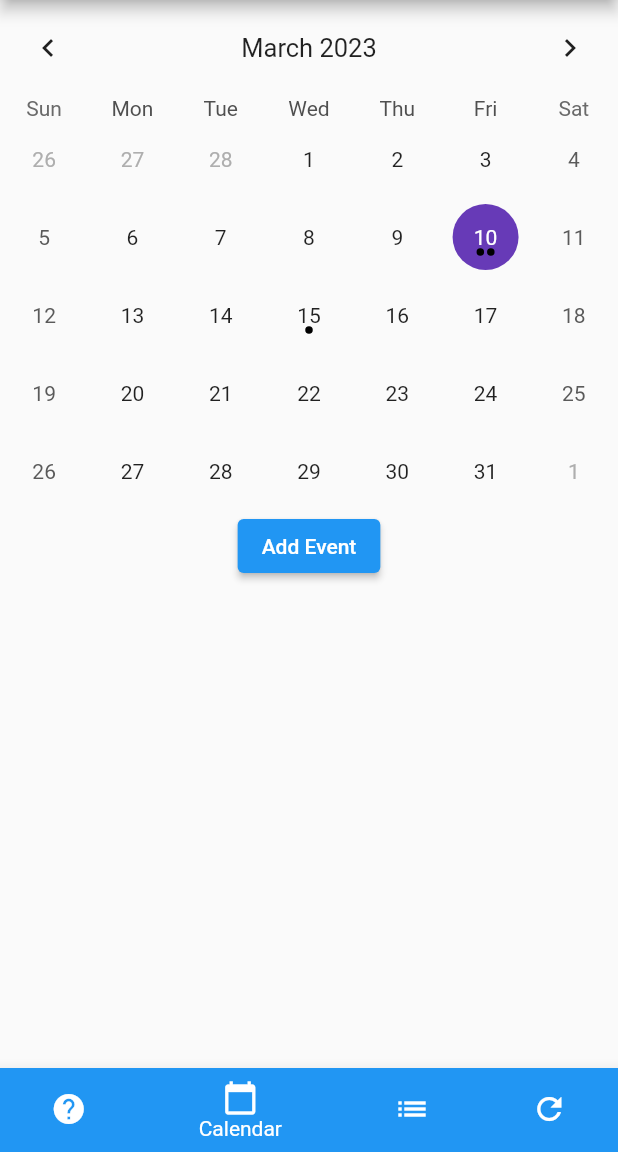
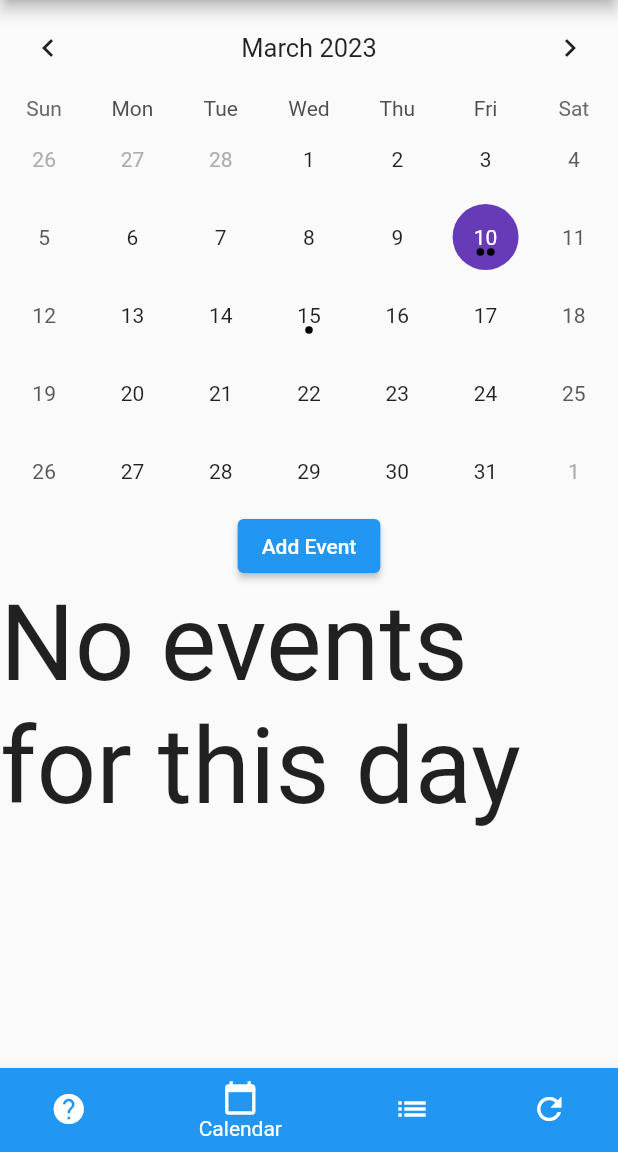
Before and after one commit to fengfengfengtothecode/event_organizer, a Flutter app: the screen it shows after launch, item 2 of the bottom bar chosen, on a phone screen of 412 x 824 dp, the part 84-1236 px from its top. Run offline on Flutter 3.47's test engine with Material 2 defaults, Android fonts, the phone set to English and light mode, and no system bars; drawn by our look-alikes of table_calendar; our stand-ins replace shared_preferences.

```diff
--- a/lib/main.dart
+++ b/lib/main.dart
@@ -1,5 +1,3 @@
-import 'dart:math';
-
 import 'package:flutter/material.dart';
 import 'package:table_calendar/table_calendar.dart';
 
@@ -100,11 +98,11 @@ class _CalendarViewState extends State<CalendarView>
   late DateTime _selectedDay;
   Map<DateTime, List<Event>> _events =  <DateTime, List<Event>>{
     DateTime.utc(2023, 3, 10): [
-      Event(title: 'TEST', description: 'TEST', date:  DateTime.utc(2023, 3, 10),),
-      Event(title: 'TESTB', description: 'TEST', date:  DateTime.utc(2023, 3, 10),),
+      Event(title: 'TEST', description: 'TEST', date:  DateTime.utc(2023, 3, 10),index:1),
+      Event(title: 'TESTB', description: 'TEST', date:  DateTime.utc(2023, 3, 10),index:2),
     ],
     DateTime.utc(2023, 3, 15): [
-      Event(title: 'TESTC', description: 'TEST', date:  DateTime.utc(2023, 3, 15),),
+      Event(title: 'TESTC', description: 'TEST', date:  DateTime.utc(2023, 3, 15),index:1),
     ],
   };
   @override
@@ -148,23 +146,41 @@ class _CalendarViewState extends State<CalendarView>
     );
   }
 
+  void _routeToDetail(){
+        // Navigator.of(context).push();
+  }
+
   Widget _buildEventList() {
     final events = _events[_selectedDay];
     if (events == null || events.isEmpty) {
       return Center(
-        child: Text('No events for this day'),
+        child: Text('No events for this day', textScaleFactor: 5,),
       );
     }
-    return ListView.builder(
-      itemCount: events.length,
-      itemBuilder: (context, index) {
-        final event = events[index];
-        return ListTile(
-          title: Text(event.title),
-          subtitle: Text(event.description),
-        );
-      },
+    return Container(
+      child: Column(
+      children:[
+        Text('There are '+events.length.toString()+' events today!',
+        textScaleFactor: 5,),
+        ElevatedButton(
+          onPressed: () {
+            _addEvent(context);
+          },
+          child: Text("View Events"),
+        ),
+    ]
+      )
     );
+    //   ListView.builder(
+    //   itemCount: events.length,
+    //   itemBuilder: (context, index) {
+    //     final event = events[index];
+    //     return ListTile(
+    //       title: Text(event.title),
+    //       subtitle: Text(event.description),
+    //     );
+    //   },
+    // );
   }
   CalendarBuilders _calendarBuilder() {
     return CalendarBuilders(
@@ -184,7 +200,6 @@ class _CalendarViewState extends State<CalendarView>
       },
     markerBuilder: (context, date, events) {
     final eventCount = _events[date]?.length ?? 0;
-    final markers = <Widget>[];
     if (eventCount > 0) {
       return ListView.builder(
           shrinkWrap: true,
@@ -256,6 +271,7 @@ class _CalendarViewState extends State<CalendarView>
           },
           child: Text("Add Event"),
         ),
+        _buildEventList(),
       ],
     );
   }
--- a/lib/model/event.dart
+++ b/lib/model/event.dart
@@ -2,11 +2,13 @@ class Event {
   final String title;
   final String description;
   final DateTime date;
+  final int index;
 
   Event({
     required this.title,
     required this.description,
     required this.date,
+    required this.index,
   });
 
   Map<String, dynamic> toJson() {
@@ -14,6 +16,7 @@ class Event {
       'title': title,
       'date': date.toIso8601String(),
       'description': description,
+      'index': index,
     };
   }
 
@@ -21,6 +24,8 @@ class Event {
     return Event(
         title: json['title'],
         date: DateTime.parse(json['date']),
-        description: json['description']);
+        description: json['description'],
+        index: json['index']
+    );
   }
 }
```
